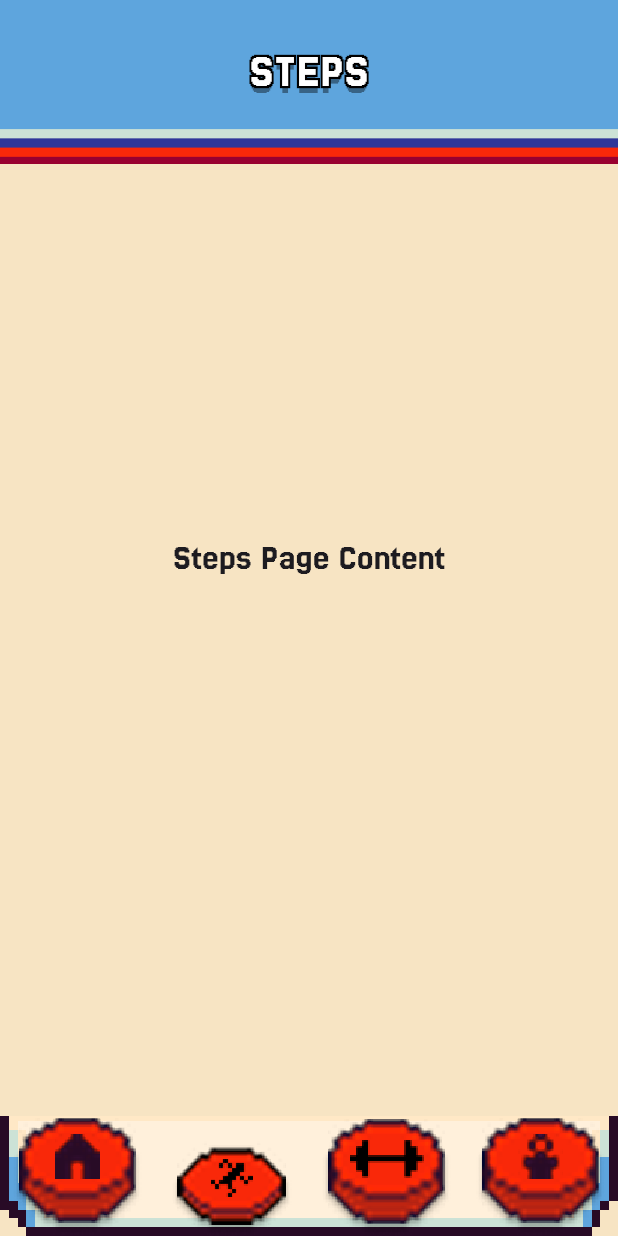
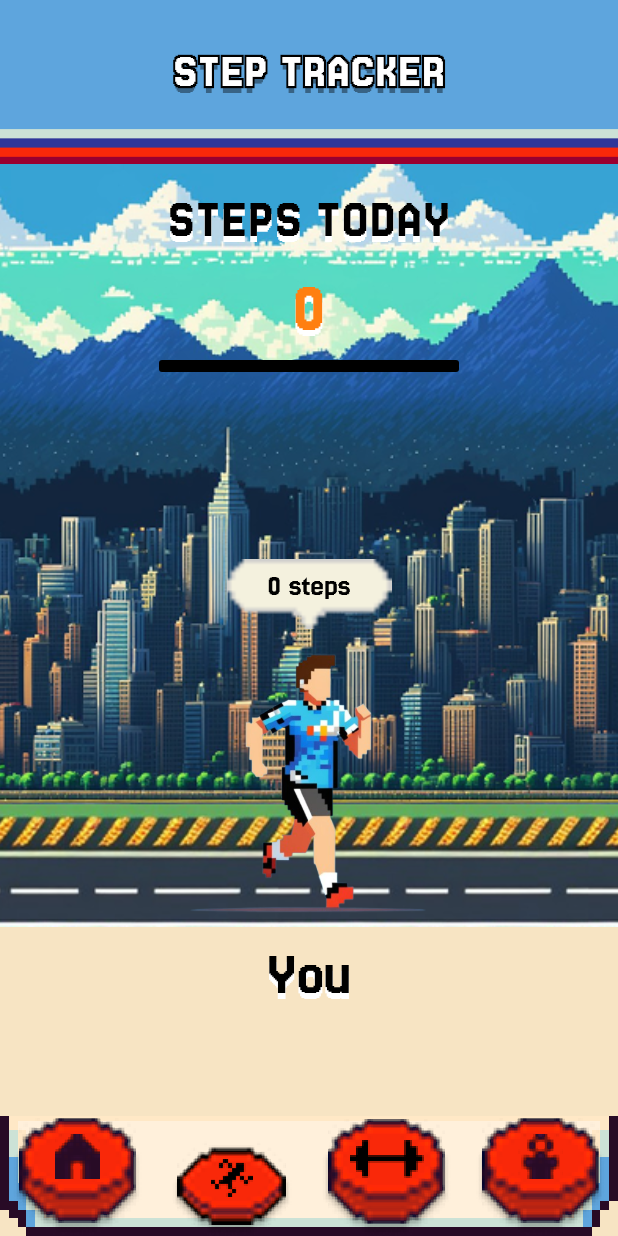
Before and after one commit to EdbertEL/MobileApp_GymSaga, a Flutter app: the StepsPage screen opened by its route, on a phone screen of 412 x 824 dp. Run offline on Flutter 3.47's test engine with Material 3 defaults, Android fonts, the phone set to English and light mode, and no system bars; our stand-ins replace fl_chart, image_picker, loading_indicator, table_calendar.

Commit message:
Steps tracker FE

```diff
--- a/gymsaga/lib/steps.dart
+++ b/gymsaga/lib/steps.dart
@@ -1,17 +1,39 @@
 import 'package:flutter/material.dart';
 import 'navbar.dart';
 
-class StepsPage extends StatelessWidget {
+class StepsPage extends StatefulWidget {
   const StepsPage({Key? key}) : super(key: key);
 
   @override
+  _StepsPageState createState() => _StepsPageState();
+}
+
+class _StepsPageState extends State<StepsPage> {
+  int currentSteps = 0; // Track steps here, can be updated later
+
+  @override
   Widget build(BuildContext context) {
+    final screenHeight = MediaQuery.of(context).size.height;
+    final screenWidth = MediaQuery.of(context).size.width;
+
     return Scaffold(
       backgroundColor: const Color(0xFFF7E4C3),
       body: SafeArea(
         child: Stack(
           children: [
-            // Background Header Image (fixed at the top)
+            // Pixelated background image (top 3/4 of screen)
+            Positioned(
+              top: 100,
+              left: 0,
+              right: 0,
+              height: screenHeight * 3/4 - 100,
+              child: Image.asset(
+                'assets/widgets/background/background_steps_spliced.png',
+                fit: BoxFit.cover,
+              ),
+            ),
+
+            // Header Image
             Positioned(
               top: 0,
               left: 0,
@@ -22,7 +44,7 @@ class StepsPage extends StatelessWidget {
               ),
             ),
 
-            // Centered "STEPS" Text
+            // "STEPS" title
             Positioned(
               top: 24,
               left: 0,
@@ -30,9 +52,8 @@ class StepsPage extends StatelessWidget {
               child: Center(
                 child: Stack(
                   children: [
-                    // Text outline
                     Text(
-                      'STEPS',
+                      'STEP TRACKER',
                       style: TextStyle(
                         fontSize: 32,
                         fontFamily: 'Jersey25',
@@ -42,9 +63,8 @@ class StepsPage extends StatelessWidget {
                           ..color = Colors.black,
                       ),
                     ),
-                    // Text fill with shadow
                     Text(
-                      'STEPS',
+                      'STEP TRACKER',
                       style: TextStyle(
                         fontSize: 32,
                         fontFamily: 'Jersey25',
@@ -63,13 +83,135 @@ class StepsPage extends StatelessWidget {
               ),
             ),
 
-            // Center content placeholder
-            Center(
-              child: Text(
-                'Steps Page Content',
-                style: TextStyle(
-                  fontSize: 24,
-                  fontFamily: 'Jersey25',
+            // "STEPS TODAY" Text with orange steps and line
+            Positioned(
+              top: 120,
+              left: 0,
+              right: 0,
+              child: Center(
+                child: Column(
+                  children: [
+                    Text(
+                      'STEPS TODAY',
+                      style: TextStyle(
+                        fontSize: 36,
+                        fontFamily: 'Jersey25',
+                        color: Colors.black,
+                        shadows: [
+                          Shadow(
+                            offset: Offset(0, 4),
+                            color: Colors.white,
+                            blurRadius: 0,
+                          ),
+                        ],
+                      ),
+                    ),
+                    // Steps count (orange text)
+                    Text(
+                      '$currentSteps',
+                      style: TextStyle(
+                        fontSize: 48,
+                        fontFamily: 'Jersey25',
+                        color: Color(0xFFFF7F11), // Orange color
+                        shadows: [
+                          Shadow(
+                            offset: Offset(0, 4),
+                            color: Colors.white,
+                          ),
+                        ],
+                      ),
+                    ),
+                    // 4px stroke width line (200 pixels wide)
+                    Container(
+                      width: 200,
+                      height: 8,
+                      decoration: BoxDecoration(
+                        color: Colors.black,
+                        borderRadius: BorderRadius.circular(2),
+                      ),
+                    ),
+                  ],
+                ),
+              ),
+            ),
+
+            // Character Container Group - moved down by 80 pixels
+            Positioned(
+              top: screenHeight * 0.45, // 1/3 from bottom (~50% down)
+              left: 0,
+              right: 0,
+              child: Center(
+                child: Column(
+                  mainAxisSize: MainAxisSize.min,
+                  children: [
+                    // Chat bubble with steps - text moved up
+                    SizedBox(
+                      width: 110,
+                      height: 50,
+                      child: Stack(
+                        children: [
+                          Image.asset(
+                            'assets/widgets/background/run_chat_bubble.png',
+                            width: 120,
+                            height: 80,
+                            fit: BoxFit.contain,
+                          ),
+                          Positioned(
+                            top: 10, // Moved text higher up
+                            left: 0,
+                            right: 0,
+                            child: RichText(
+                              textAlign: TextAlign.center,
+                              text: TextSpan(
+                                children: [
+                                  TextSpan(
+                                    text: '$currentSteps',
+                                    style: TextStyle(
+                                      fontSize: 20,
+                                      fontFamily: 'Jersey25',
+                                      color: Colors.black,
+                                    ),
+                                  ),
+                                  TextSpan(
+                                    text: ' steps',
+                                    style: TextStyle(
+                                      fontSize: 20,
+                                      fontFamily: 'Jersey25',
+                                      color: Colors.black,
+                                    ),
+                                  ),
+                                ],
+                              ),
+                            ),
+                          ),
+                        ],
+                      ),
+                    ),
+                    // Character image
+                    SizedBox(
+                      height: 200,
+                      child: Image.asset(
+                        'assets/widgets/images/running_tracker.png',
+                        height: 200,
+                        fit: BoxFit.fitHeight,
+                      ),
+                    ),
+                    // "YOU" label
+                    Text(
+                      'You',
+                      style: TextStyle(
+                        fontSize: 40,
+                        fontFamily: 'Jersey25',
+                        color: Colors.black,
+                        shadows: [
+                          Shadow(
+                            offset: Offset(0, 4),
+                            color: Colors.white,
+                          ),
+                        ],
+                      ),
+                    ),
+                  ],
                 ),
               ),
             ),
@@ -79,4 +221,10 @@ class StepsPage extends StatelessWidget {
       bottomNavigationBar: const CustomNavBar(currentIndex: 1),
     );
   }
+
+  void updateSteps(int newSteps) {
+    setState(() {
+      currentSteps = newSteps;
+    });
+  }
 }
```
